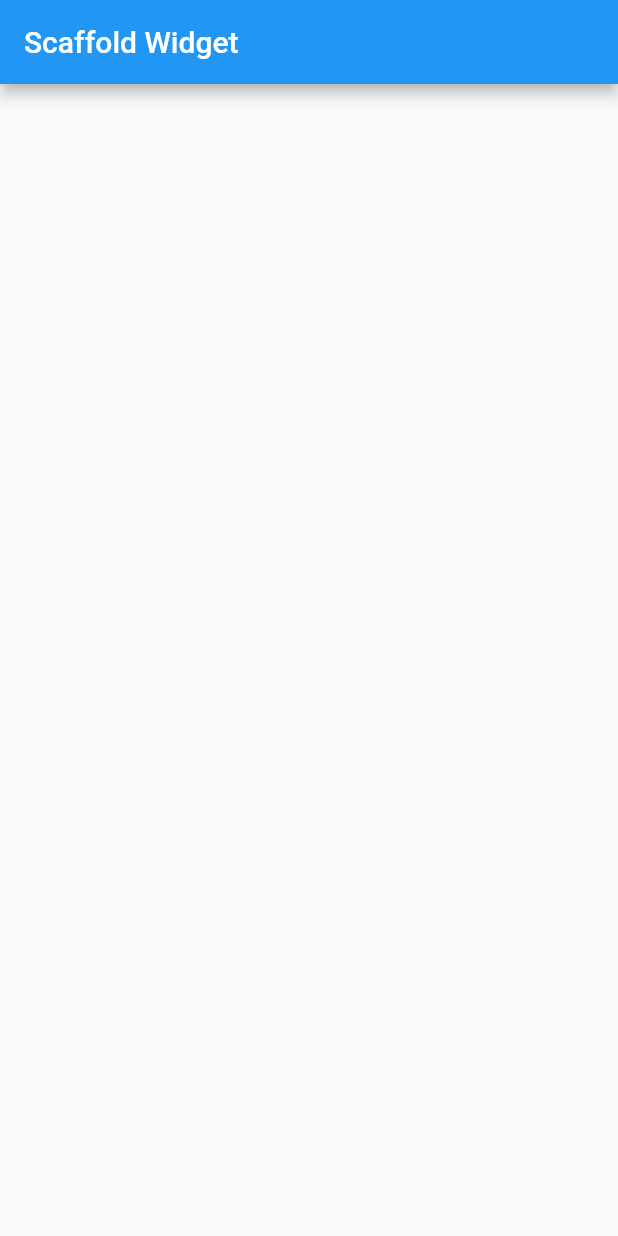
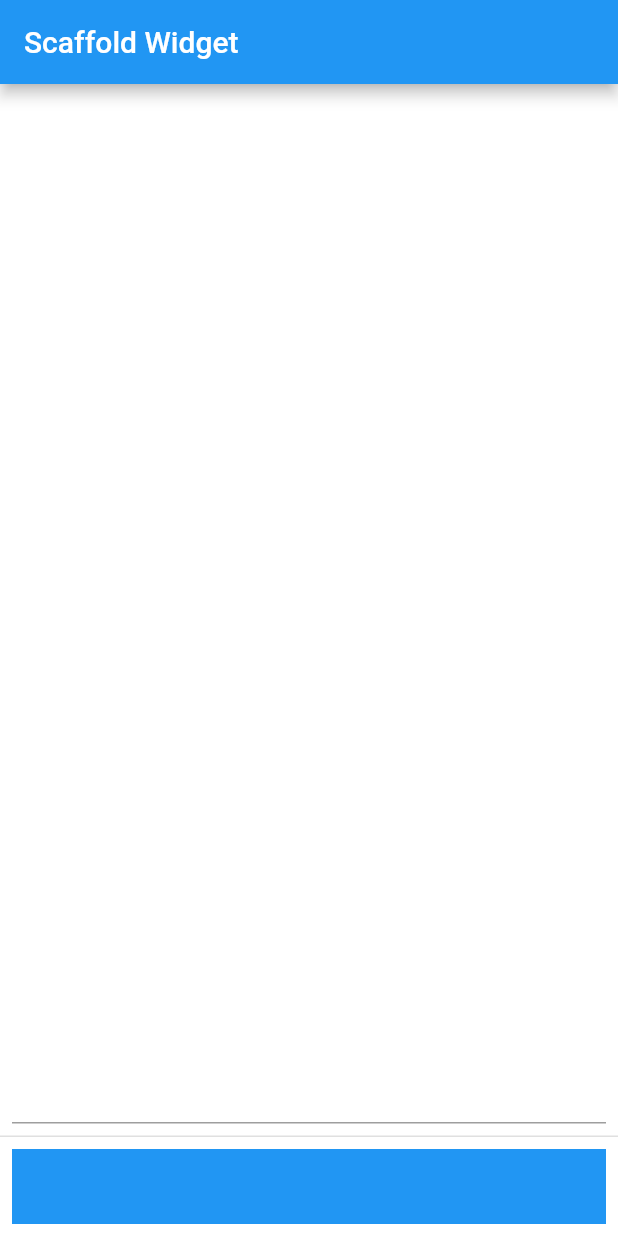
Before and after one commit to jinhan38/flutter_lecture_offline, a Flutter app: the screen it shows after launch, on a phone screen of 412 x 824 dp. Run offline on Flutter 3.47's test engine with Material 2 defaults, Android fonts, the phone set to English and light mode, and no system bars.

Commit message:
4주차 scaffold_widget.dart 작업중-2

```diff
--- a/lib/ch4/scaffold_widget.dart
+++ b/lib/ch4/scaffold_widget.dart
@@ -16,8 +16,55 @@ class ScaffoldWidget extends StatelessWidget {
     return Scaffold(
       appBar: AppBar(
         title: Text("Scaffold Widget"),
+        primary: false,
       ),
-      body: Center(),
+      backgroundColor: Colors.white,
+      body: Center(
+        child: Column(
+          mainAxisAlignment: MainAxisAlignment.end,
+          children: [
+            Padding(
+              padding: const EdgeInsets.all(8.0),
+              child: TextFormField(),
+            ),
+          ],
+        ),
+      ),
+
+      /// true로 설정하면 키보드가 올라왔을 때 화면 사이즈 조정
+      /// false로 설정하면 키보드가 올라와도 화면 사이즈 조정 안 함
+      resizeToAvoidBottomInset: true,
+
+      /// 앱바와 같이 사용되는 특성
+      /// 상태바의 영역을 사용할지 설정
+      /// 상태바(statusBar) : 디바이스 상단에 시간, 배터리, 네트워크 정보 나오는 위치
+      primary: false,
+      extendBodyBehindAppBar: true,
+
+      /// 상태바를 제거해야 되는 경우가 있다.
+      persistentFooterAlignment: AlignmentDirectional.center,
+      persistentFooterButtons: [
+        Container(
+          width: double.infinity,
+          height: 50,
+          color: Colors.blue,
+        ),
+        // Container(
+        //   width: 100,
+        //   height: 50,
+        //   color: Colors.blue,
+        // ),
+        // Container(
+        //   width: 100,
+        //   height: 100,
+        //   color: Colors.yellow,
+        // ),
+        // Container(
+        //   width: 100,
+        //   height: 100,
+        //   color: Colors.white,
+        // ),
+      ],
     );
   }
 }
```
